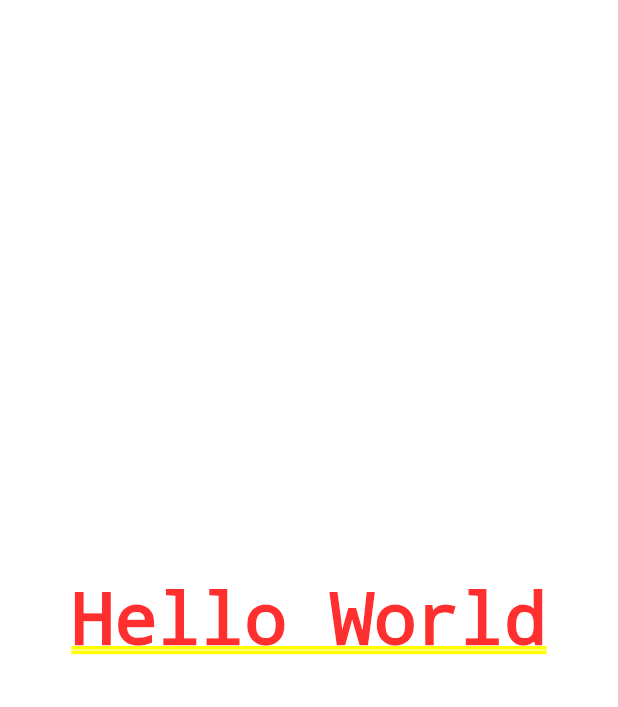
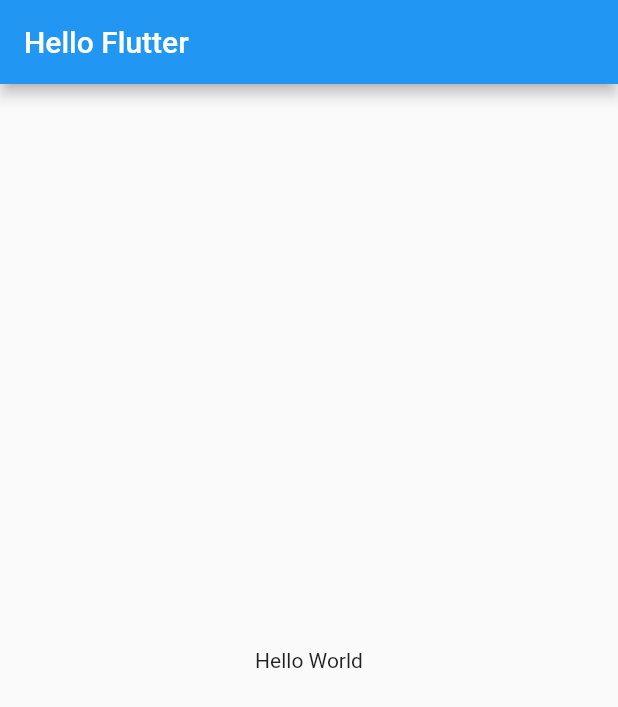
Before and after one commit to faensi/FIWStudiApp, a Flutter app: the screen it shows after launch, on a phone screen of 412 x 824 dp. Shown: the top 707 px of the screen. Run offline on Flutter 3.47's test engine with Material 2 defaults, Android fonts, the phone set to English and light mode, and no system bars.

Commit message:
Hello World

```diff
--- a/lib/main.dart
+++ b/lib/main.dart
@@ -1,12 +1,20 @@
 import 'package:flutter/material.dart';
 
-// The main function is the starting point for all our Flutter apps.
-void main() {
-  runApp(
-    MaterialApp(
-      home: Center(
-        child: Text('Hello World'),
+void main() => runApp(MyApp());
+
+class MyApp extends StatelessWidget {
+  @override
+  Widget build(BuildContext context) {
+    return MaterialApp(
+      title: 'Lets Go',
+      home: Scaffold(
+        appBar: AppBar(
+          title: Text('Hello Flutter'),
+        ),
+        body: Center(
+          child: Text('Hello World'),
+        ),
       ),
-    ),
-  );
+    );
+  }
 }
```
